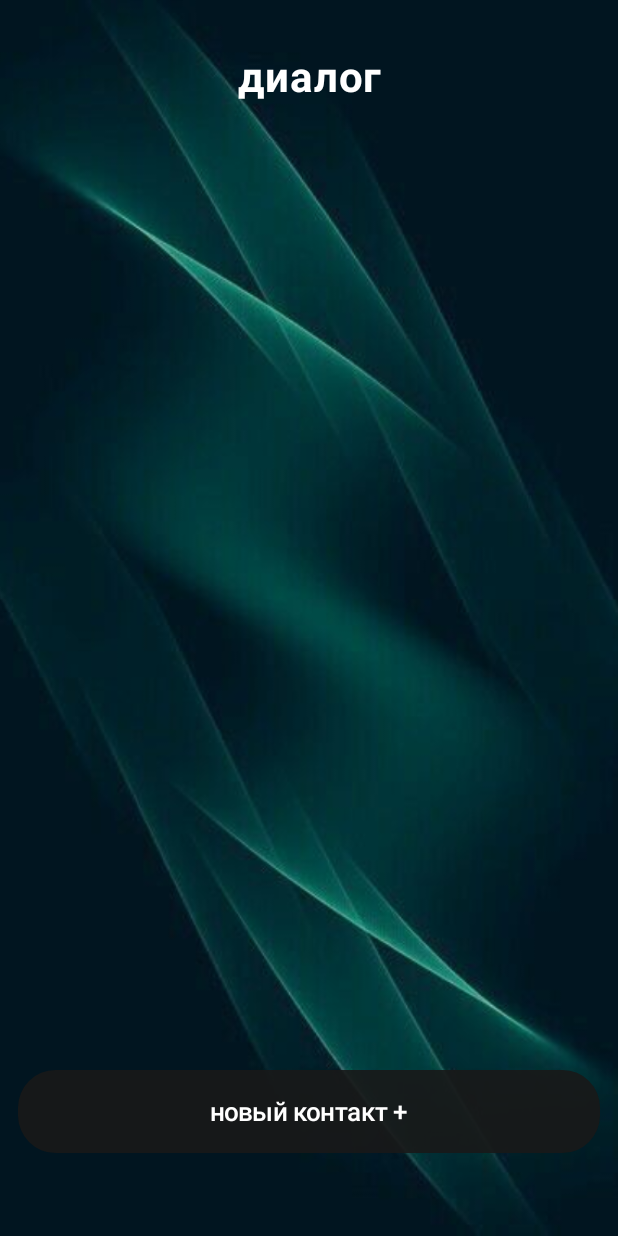
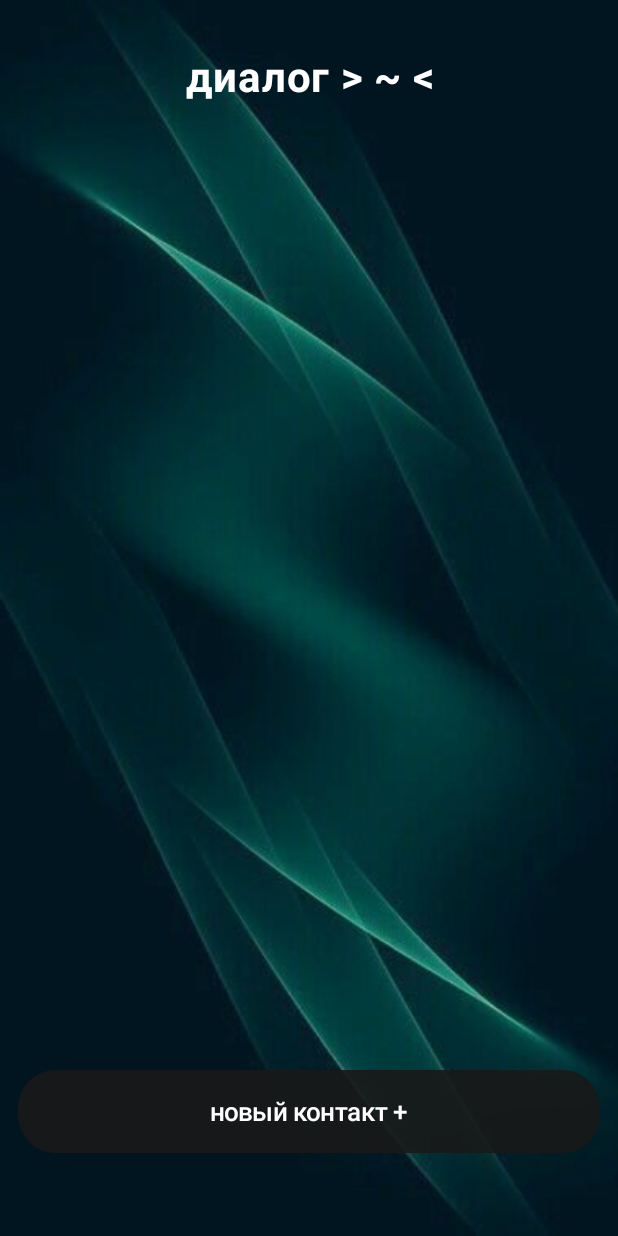
Before and after one commit to ilesonchik-debug/lab_6_android, an Android app built with Jetpack Compose: the Hub screen opened directly, with no data from a screen before it, on a phone screen of 412 x 824 dp. Run offline under Robolectric (Android 15) with nearby library versions, the phone set to English and light mode, and no system bars.

Commit message:
cоциальная сеть

```diff
--- a/app/src/main/java/com/example/main_dd/MainActivity.kt
+++ b/app/src/main/java/com/example/main_dd/MainActivity.kt
@@ -17,6 +17,7 @@ class MainActivity : ComponentActivity() {
     override fun onCreate(savedInstanceState: Bundle?) {
         super.onCreate(savedInstanceState)
         enableEdgeToEdge()
+
         setContent {
             Main_ddTheme {
                 Scaffold(modifier = Modifier.fillMaxSize()) { innerPadding ->
--- a/app/src/main/java/com/example/main_dd/hub.kt
+++ b/app/src/main/java/com/example/main_dd/hub.kt
@@ -115,7 +115,7 @@ fun HubScreen() {
             // ==================================
 
             Text(
-                text = "диалог",
+                text = "диалог > ~ <",
                 color = Color.White,
                 fontSize = 28.sp,
                 fontWeight = FontWeight.Bold,
```
